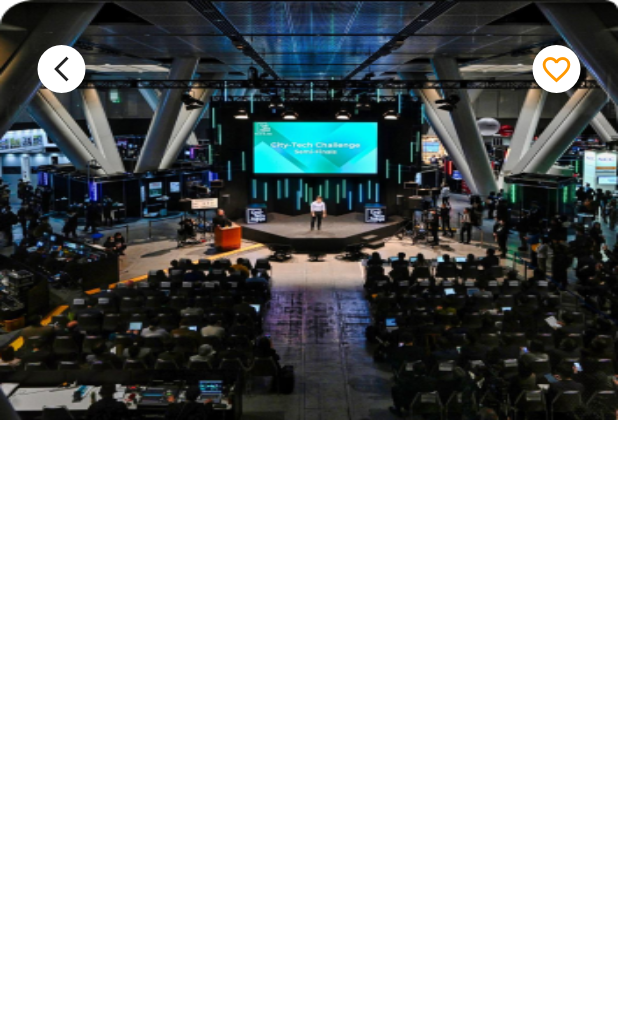
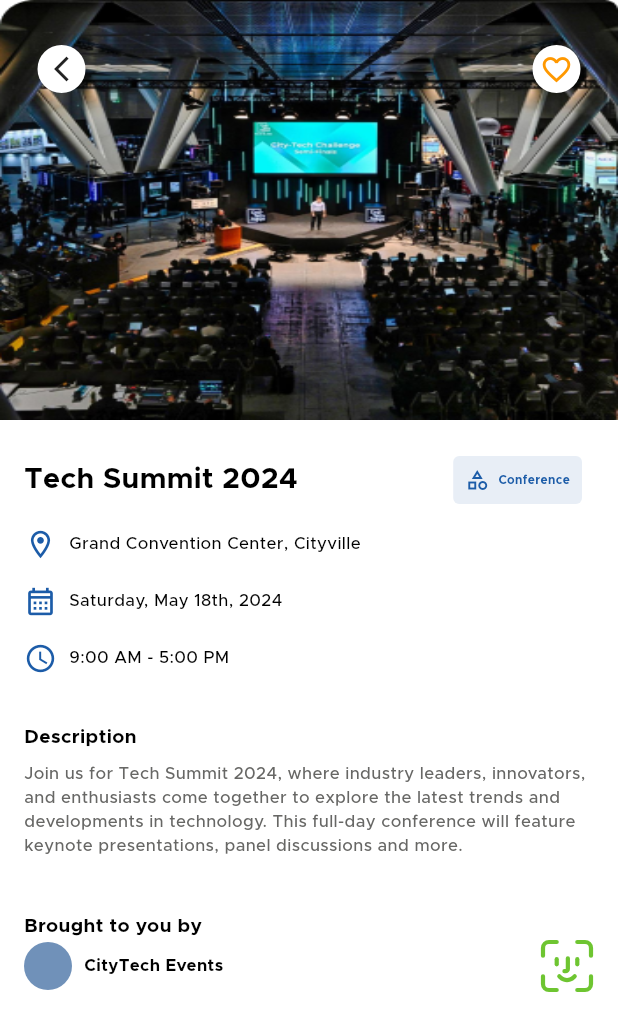
Before and after one commit to Mahmoud-Magdyy/Eventak, a Flutter app: the NewEeventDetails screen opened by its route, on a phone screen of 412 x 824 dp. Shown: the top 1031 px of the screen. Run offline on Flutter 3.47's test engine with Material 3 defaults, Android fonts, the phone set to English and light mode, and no system bars; our stand-ins replace device_preview, flutter_bloc, flutter_otp_text_field, flutter_svg, get_it, go_router and 4 more; accounts and stored records are empty; project files that could hold a hidden picture were left out.

Commit message:
new event details ui done

```diff
--- a/lib/core/utils/app_images.dart
+++ b/lib/core/utils/app_images.dart
@@ -28,6 +28,10 @@ class Assets {
   /// Assets for imagesEvntt22
   /// assets/images/evntt22.svg
   static const String imagesEvntt22 = "assets/images/evntt22.svg";
+
+  /// Assets for imagesFaceId
+  /// assets/images/faceId.svg
+  static const String imagesFaceId = "assets/images/faceId.svg";
 
   /// Assets for imagesForgotPassword
   /// assets/images/forgot_password.svg
--- a/lib/core/utils/app_styles.dart
+++ b/lib/core/utils/app_styles.dart
@@ -8,6 +8,14 @@ class AppStyles {
     return TextStyle(
       color: Colors.black.withOpacity(0.5),
       fontSize: getResponsiveFontSize(context, fontSize: 12),
+      fontFamily: 'Metropolis',
+      fontWeight: FontWeight.w500,
+    );
+  }
+  static TextStyle styleMedium14(BuildContext context) {
+    return TextStyle(
+      color: Colors.black,
+      fontSize: getResponsiveFontSize(context, fontSize: 14),
       fontFamily: 'Metropolis',
       fontWeight: FontWeight.w500,
     );
--- a/lib/features/auth/presentation/widgets/custom_form_register.dart
+++ b/lib/features/auth/presentation/widgets/custom_form_register.dart
@@ -23,6 +23,7 @@ class CustomFormRegister extends StatelessWidget {
               children: [
                 //!username
                 CustomTextFormField(
+                  maxLines: 1,
                   prefixIcon: const Icon(Icons.person_2_outlined),
                   hint: AppStrings.userName.tr(context),
                   controller: registerCubit.userNameController,
@@ -32,6 +33,7 @@ class CustomFormRegister extends StatelessWidget {
                 ),
                 //!email
                 CustomTextFormField(
+                  maxLines: 1,
                   prefixIcon: const Icon(Icons.email_outlined),
                   hint: AppStrings.email.tr(context),
                   controller: registerCubit.emailController,
@@ -41,6 +43,7 @@ class CustomFormRegister extends StatelessWidget {
                 ),
                 //!phone
                 CustomTextFormField(
+                  maxLines: 1,
                   prefixIcon: const Icon(Icons.local_phone_outlined),
                   hint: AppStrings.phone.tr(context),
                   controller: registerCubit.phoneController,
@@ -50,6 +53,7 @@ class CustomFormRegister extends StatelessWidget {
                 ),
                 //!password
                 CustomTextFormField(
+                  maxLines: 1,
                   prefixIcon: const Icon(Icons.lock_outline),
                   hint: AppStrings.password.tr(context),
                   controller: registerCubit.passwordController,
@@ -67,6 +71,7 @@ class CustomFormRegister extends StatelessWidget {
                 ),
                 //!confirm password
                 CustomTextFormField(
+                  maxLines: 1,
                   prefixIcon: const Icon(Icons.sync_lock_sharp),
                   hint: AppStrings.confirmPassword.tr(context),
                   controller: registerCubit.confirmPasswordController,
--- a/lib/features/home/presenation/widgets/new_events_details/new_event_details_screen.dart
+++ b/lib/features/home/presenation/widgets/new_events_details/new_event_details_screen.dart
@@ -1,7 +1,12 @@
+import 'package:eventak/core/utils/app_styles.dart';
 import 'package:eventak/features/create_event/presentation/cubit/create_event_cubit.dart';
 import 'package:eventak/features/create_event/presentation/cubit/create_event_state.dart';
 import 'package:eventak/features/home/presenation/widgets/new_events_details/widgets/back_icon_and_fav.dart';
+import 'package:eventak/features/home/presenation/widgets/new_events_details/widgets/brought_to_you.dart';
+import 'package:eventak/features/home/presenation/widgets/new_events_details/widgets/catregory_item.dart';
+import 'package:eventak/features/home/presenation/widgets/new_events_details/widgets/description.dart';
 import 'package:eventak/features/home/presenation/widgets/new_events_details/widgets/image_of_event_details.dart';
+import 'package:eventak/features/home/presenation/widgets/new_events_details/widgets/location_and_time.dart';
 import 'package:flutter/material.dart';
 import 'package:flutter_bloc/flutter_bloc.dart';
 
@@ -14,10 +19,10 @@ class NewEeventDetails extends StatelessWidget {
       body: BlocConsumer<CreateEventCubit, CreateEventState>(
         listener: (context, state) {},
         builder: (context, state) {
-          return const SafeArea(
+          return SafeArea(
             child: Column(
               children: [
-                Stack(
+                const Stack(
                   children: [
                     ImageOfEventDetails(),
                     Positioned(
@@ -28,7 +33,36 @@ class NewEeventDetails extends StatelessWidget {
                     )
                   ],
                 ),
-
+                const SizedBox(
+                  height: 8,
+                ),
+                Padding(
+                  padding: const EdgeInsets.all(16),
+                  child: Column(
+                    children: [
+                      Row(
+                        mainAxisAlignment: MainAxisAlignment.spaceBetween,
+                        children: [
+                          Text(
+                            'Tech Summit 2024',
+                            style: AppStyles.styleSemiBold24(context)
+                                .copyWith(color: Colors.black),
+                          ),
+                          const CategoryItemDetails(),
+                        ],
+                      ),
+                      const SizedBox(
+                        height: 16,
+                      ),
+                      const LocationAndTimeAndDateNewEventDetails(),
+                      const SizedBox(
+                        height: 32,
+                      ),
+                      const Description(),
+                      const BroughtToYou()
+                    ],
+                  ),
+                )
               ],
             ),
           );
--- /dev/null
+++ b/lib/features/home/presenation/widgets/new_events_details/widgets/brought_to_you.dart
@@ -0,0 +1,49 @@
+
+import 'package:eventak/core/utils/app_colors.dart';
+import 'package:eventak/core/utils/app_images.dart';
+import 'package:eventak/core/utils/app_styles.dart';
+import 'package:flutter/material.dart';
+import 'package:flutter_svg/svg.dart';
+
+class BroughtToYou extends StatelessWidget {
+  const BroughtToYou({
+    super.key,
+  });
+
+  @override
+  Widget build(BuildContext context) {
+    return Column(
+      crossAxisAlignment: CrossAxisAlignment.start,
+      children: [
+         Text('Brought to you by',style: AppStyles.styleSemiBold16(context).copyWith(color: Colors.black),),
+        Row(
+          children: [
+            Container(
+              width: 32,
+              height: 32,
+              decoration: const ShapeDecoration(
+                // image: DecorationImage(
+                //   image: NetworkImage(
+                //       "https://via.placeholder.com/32x32"),
+                //   fit: BoxFit.fill,
+                // ),
+                shape: OvalBorder(),
+                color: AppColors.lightBlue,
+              ),
+            ),
+            const SizedBox(
+              width: 8,
+            ),
+            Text(
+              'CityTech Events',
+              style: AppStyles.styleSemiBold14(context)
+                  .copyWith(color: Colors.black),
+            ),
+            const Spacer(),
+            SvgPicture.asset(Assets.imagesFaceId)
+          ],
+        )
+      ],
+    );
+  }
+}
--- /dev/null
+++ b/lib/features/home/presenation/widgets/new_events_details/widgets/catregory_item.dart
@@ -0,0 +1,27 @@
+import 'package:eventak/core/utils/app_colors.dart';
+import 'package:eventak/core/utils/app_styles.dart';
+import 'package:flutter/material.dart';
+
+class CategoryItemDetails extends StatelessWidget {
+  const CategoryItemDetails({super.key});
+
+  @override
+  Widget build(BuildContext context) {
+    return Container(
+      margin: const EdgeInsets.only(right: 8),
+      height: 32,
+      padding: const EdgeInsets .symmetric(horizontal: 8, vertical: 4),
+      decoration: ShapeDecoration(
+        color: AppColors.backgroundCategory,
+        shape: RoundedRectangleBorder(borderRadius: BorderRadius.circular(4)),
+      ),
+      child:  Row(
+        children: [
+          const Icon(Icons.category_outlined,color: AppColors.colorCategoryName,size: 16,),
+          const SizedBox(width: 6,),
+          Text('Conference',style: AppStyles.styleSemiBold10(context).copyWith(color: AppColors.colorCategoryName),),
+        ],
+      ),
+    );
+  }
+}
--- /dev/null
+++ b/lib/features/home/presenation/widgets/new_events_details/widgets/custom_list_tile.dart
@@ -0,0 +1,23 @@
+import 'package:eventak/core/utils/app_colors.dart';
+import 'package:eventak/core/utils/app_styles.dart';
+import 'package:flutter/material.dart';
+
+class CusotmListTileNewEventDetails extends StatelessWidget {
+  const CusotmListTileNewEventDetails({
+    super.key, required this.icon, required this.text,
+  });
+final IconData icon;
+final String text;
+  @override
+  Widget build(BuildContext context) {
+    return  Row(
+      children: [
+        Icon(icon,color: AppColors.colorCategoryName,size: 22,),
+        const SizedBox(
+          width: 8,
+        ),
+        Text(text,style: AppStyles.styleMedium14(context),),
+      ],
+    );
+  }
+}
--- /dev/null
+++ b/lib/features/home/presenation/widgets/new_events_details/widgets/description.dart
@@ -0,0 +1,31 @@
+import 'package:eventak/core/utils/app_styles.dart';
+import 'package:flutter/material.dart';
+
+class Description extends StatelessWidget {
+  const Description({
+    super.key,
+  });
+
+  @override
+  Widget build(BuildContext context) {
+    return Column(
+      crossAxisAlignment: CrossAxisAlignment.start,
+      children: [
+        Text(
+          'Description',
+          style:
+              AppStyles.styleSemiBold16(context).copyWith(color: Colors.black),
+        ),
+        const SizedBox(
+          height: 8,
+        ),
+         SizedBox(
+          height: 100,
+          child: Text(
+            'Join us for Tech Summit 2024, where industry leaders, innovators, and enthusiasts come together to explore the latest trends and developments in technology. This full-day conference will feature keynote presentations, panel discussions and more.',
+          style: AppStyles.styleMedium14(context).copyWith(color: const Color(0xFF676765)),),
+        )
+      ],
+    );
+  }
+}
--- /dev/null
+++ b/lib/features/home/presenation/widgets/new_events_details/widgets/location_and_time.dart
@@ -0,0 +1,34 @@
+
+import 'package:eventak/features/home/presenation/widgets/new_events_details/widgets/custom_list_tile.dart';
+import 'package:flutter/material.dart';
+
+class LocationAndTimeAndDateNewEventDetails extends StatelessWidget {
+  const LocationAndTimeAndDateNewEventDetails({
+    super.key,
+  });
+
+  @override
+  Widget build(BuildContext context) {
+    return const Column(
+      children: [
+        CusotmListTileNewEventDetails(
+          icon: Icons.location_on_outlined,
+          text: 'Grand Convention Center, Cityville',
+        ),
+        SizedBox(
+      height: 16,
+    ),
+    CusotmListTileNewEventDetails(
+      icon: Icons.calendar_month_outlined,
+      text: 'Saturday, May 18th, 2024',
+    ),SizedBox(
+      height: 16,
+    ),
+    CusotmListTileNewEventDetails(
+      icon: Icons.access_time_outlined,
+      text: '9:00 AM - 5:00 PM',
+    ),
+      ],
+    );
+  }
+}
```
Also changed, not shown: assets/images/faceId.svg (added).
